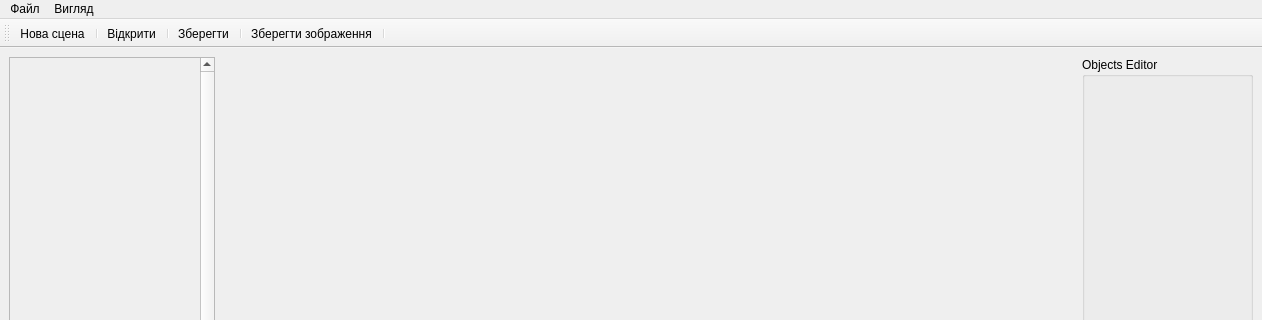
Above: package/ui/Widgets/ui/userinterface.ui from DenDen039/surface-view before the change; both pictures show x 0 to 1262 and y 0 to 320 of the 1262 by 706 pixel window. Below: the same form after it.
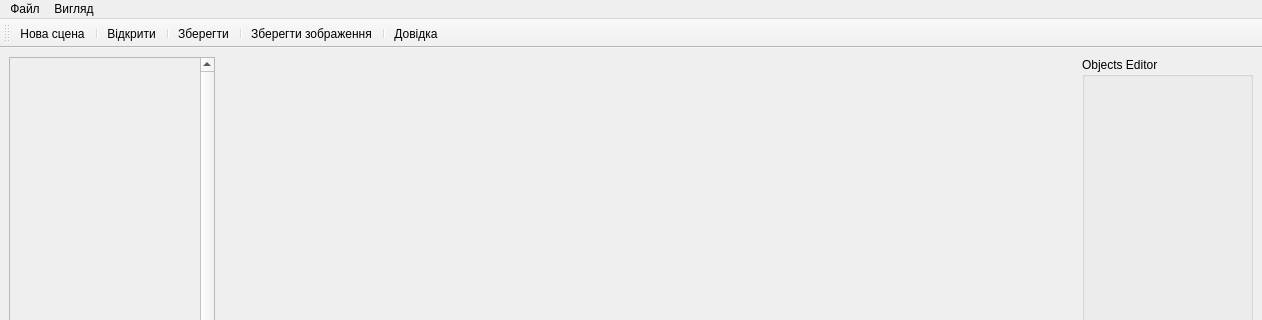
That is the form after the change. Icons and pictures are not drawn.

Commit message: Added help button Added choose of screenshot format

```diff
--- a/package/ui/Widgets/ui/userinterface.ui
+++ b/package/ui/Widgets/ui/userinterface.ui
@@ -157,6 +157,7 @@
    <addaction name="separator"/>
    <addaction name="save_image"/>
    <addaction name="separator"/>
+   <addaction name="help"/>
   </widget>
   <action name="open">
    <property name="icon">
@@ -248,6 +249,11 @@
     <string>Налаштування</string>
    </property>
   </action>
+  <action name="help">
+   <property name="text">
+    <string>Довідка</string>
+   </property>
+  </action>
  </widget>
  <resources/>
  <connections/>
```
The commit also changes 7 other files.
